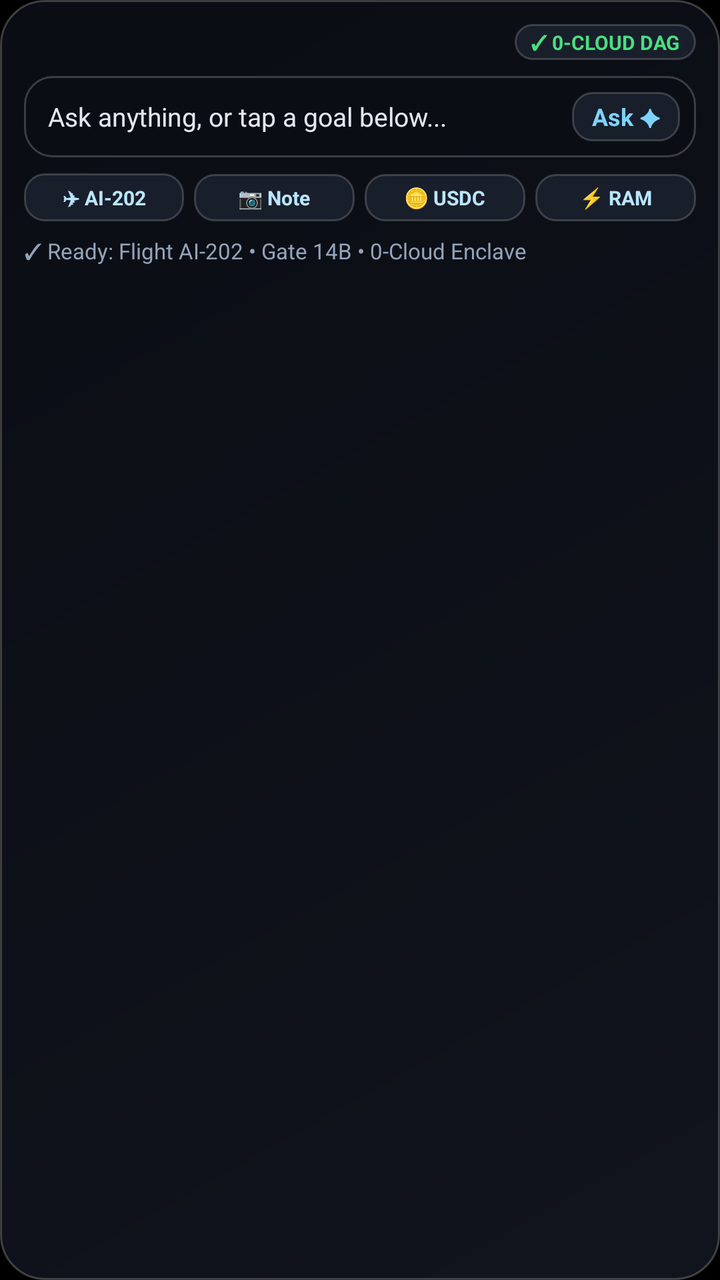
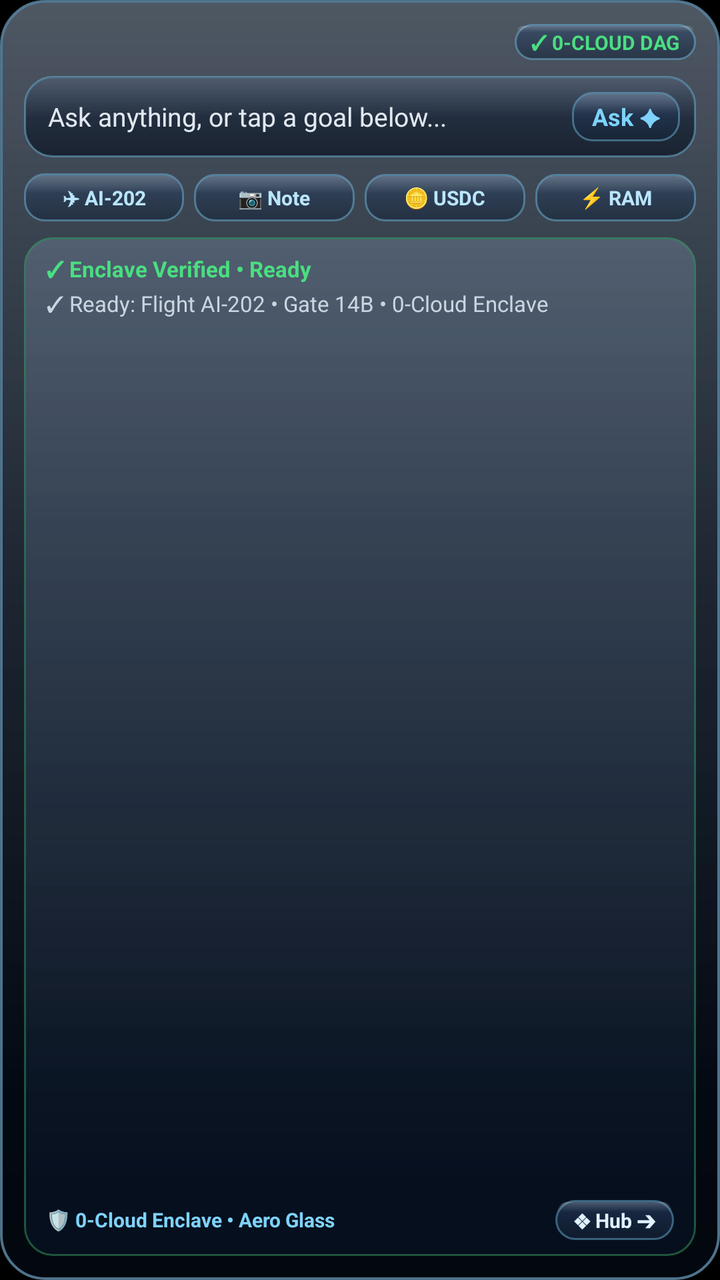

Screens rendered from an Android XML layout before and after an edit, with the pre-edit source and the edit as a unified diff.
<!-- AndroidManifest.xml: application theme android:Theme.NoTitleBar.Fullscreen -->
<!-- res/layout/pravah_intent_widget.xml -->
<?xml version="1.0" encoding="utf-8"?>
<LinearLayout xmlns:android="http://schemas.android.com/apk/res/android"
    android:id="@+id/widget_root_card"
    android:layout_width="match_parent"
    android:layout_height="match_parent"
    android:background="@drawable/bg_intent_widget"
    android:orientation="vertical"
    android:padding="12dp">

    <LinearLayout
        android:layout_width="match_parent"
        android:layout_height="wrap_content"
        android:gravity="right|center_vertical"
        android:orientation="horizontal">

        <TextView
            android:id="@+id/widget_status_badge"
            android:layout_width="wrap_content"
            android:layout_height="wrap_content"
            android:background="@drawable/bg_intent_chip"
            android:paddingLeft="8dp"
            android:paddingTop="2dp"
            android:paddingRight="8dp"
            android:paddingBottom="2dp"
            android:text="✓ 0-CLOUD DAG"
            android:textColor="#4ADE80"
            android:textSize="10sp"
            android:textStyle="bold" />
    </LinearLayout>

    <LinearLayout
        android:id="@+id/widget_prompt_bar"
        android:layout_width="match_parent"
        android:layout_height="wrap_content"
        android:layout_marginTop="8dp"
        android:background="@drawable/bg_intent_bar"
        android:gravity="center_vertical"
        android:orientation="horizontal"
        android:paddingLeft="12dp"
        android:paddingTop="8dp"
        android:paddingRight="8dp"
        android:paddingBottom="8dp">

        <TextView
            android:id="@+id/widget_prompt_text"
            android:layout_width="0dp"
            android:layout_height="wrap_content"
            android:layout_weight="1"
            android:ellipsize="end"
            android:singleLine="true"
            android:text="Ask anything, or tap a goal below..."
            android:textColor="#E2E8F0"
            android:textSize="13sp" />

        <TextView
            android:id="@+id/widget_btn_ask"
            android:layout_width="wrap_content"
            android:layout_height="wrap_content"
            android:layout_marginLeft="8dp"
            android:background="@drawable/bg_intent_chip"
            android:paddingLeft="10dp"
            android:paddingTop="4dp"
            android:paddingRight="10dp"
            android:paddingBottom="4dp"
            android:text="Ask ✦"
            android:textColor="#7DD3FC"
            android:textSize="12sp"
            android:textStyle="bold" />
    </LinearLayout>

    <LinearLayout
        android:layout_width="match_parent"
        android:layout_height="wrap_content"
        android:layout_marginTop="8dp"
        android:orientation="horizontal">

        <TextView
            android:id="@+id/widget_chip_flight"
            android:layout_width="0dp"
            android:layout_height="wrap_content"
            android:layout_weight="1"
            android:background="@drawable/bg_intent_chip"
            android:gravity="center"
            android:paddingTop="5dp"
            android:paddingBottom="5dp"
            android:singleLine="true"
            android:text="✈ AI-202"
            android:textColor="#BAE6FD"
            android:textSize="10sp"
            android:textStyle="bold" />

        <TextView
            android:id="@+id/widget_chip_note"
            android:layout_width="0dp"
            android:layout_height="wrap_content"
            android:layout_marginLeft="5dp"
            android:layout_weight="1"
            android:background="@drawable/bg_intent_chip"
            android:gravity="center"
            android:paddingTop="5dp"
            android:paddingBottom="5dp"
            android:singleLine="true"
            android:text="📷 Note"
            android:textColor="#BAE6FD"
            android:textSize="10sp"
            android:textStyle="bold" />

        <TextView
            android:id="@+id/widget_chip_usdc"
            android:layout_width="0dp"
            android:layout_height="wrap_content"
            android:layout_marginLeft="5dp"
            android:layout_weight="1"
            android:background="@drawable/bg_intent_chip"
            android:gravity="center"
            android:paddingTop="5dp"
            android:paddingBottom="5dp"
            android:singleLine="true"
            android:text="🪙 USDC"
            android:textColor="#BAE6FD"
            android:textSize="10sp"
            android:textStyle="bold" />

        <TextView
            android:id="@+id/widget_chip_ram"
            android:layout_width="0dp"
            android:layout_height="wrap_content"
            android:layout_marginLeft="5dp"
            android:layout_weight="1"
            android:background="@drawable/bg_intent_chip"
            android:gravity="center"
            android:paddingTop="5dp"
            android:paddingBottom="5dp"
            android:singleLine="true"
            android:text="⚡ RAM"
            android:textColor="#BAE6FD"
            android:textSize="10sp"
            android:textStyle="bold" />
    </LinearLayout>

    <TextView
        android:id="@+id/widget_outcome_text"
        android:layout_width="match_parent"
        android:layout_height="wrap_content"
        android:layout_marginTop="7dp"
        android:ellipsize="end"
        android:singleLine="true"
        android:text="✓ Ready: Flight AI-202 • Gate 14B • 0-Cloud Enclave"
        android:textColor="#94A3B8"
        android:textSize="11sp" />

</LinearLayout>
<!-- resources referenced by this layout -->
<resources>
  <!-- drawable bg_intent_bar (drawable) -->
  <?xml version="1.0" encoding="utf-8"?>
  <shape xmlns:android="http://schemas.android.com/apk/res/android" android:shape="rectangle">
      <corners android:radius="14dp" />
      <solid android:color="#D90B0E14" />
      <stroke
          android:width="1dp"
          android:color="#33FFFFFF" />
  </shape>
  <!-- drawable bg_intent_chip (drawable) -->
  <?xml version="1.0" encoding="utf-8"?>
  <shape xmlns:android="http://schemas.android.com/apk/res/android" android:shape="rectangle">
      <corners android:radius="10dp" />
      <solid android:color="#D91C2230" />
      <stroke
          android:width="1dp"
          android:color="#2EFFFFFF" />
  </shape>
  <!-- drawable bg_intent_widget (drawable) -->
  <?xml version="1.0" encoding="utf-8"?>
  <shape xmlns:android="http://schemas.android.com/apk/res/android" android:shape="rectangle">
      <corners android:radius="22dp" />
      <gradient
          android:angle="135"
          android:startColor="#EB12161F"
          android:endColor="#F50A0D14" />
      <stroke
          android:width="1dp"
          android:color="#38FFFFFF" />
  </shape>
</resources>

<!-- the commit's change to res/layout/pravah_intent_widget.xml (unified diff, before → after) -->
@@ -138,15 +138,73 @@
             android:textStyle="bold" />
     </LinearLayout>
 
-    <TextView
-        android:id="@+id/widget_outcome_text"
-        android:layout_width="match_parent"
-        android:layout_height="wrap_content"
-        android:layout_marginTop="7dp"
-        android:ellipsize="end"
-        android:singleLine="true"
-        android:text="✓ Ready: Flight AI-202 • Gate 14B • 0-Cloud Enclave"
-        android:textColor="#94A3B8"
-        android:textSize="11sp" />
+    <LinearLayout
+        android:id="@+id/widget_outcome_box"
+        android:layout_width="match_parent"
+        android:layout_height="0dp"
+        android:layout_marginTop="8dp"
+        android:layout_weight="1"
+        android:background="@drawable/bg_intent_outcome_glass"
+        android:orientation="vertical"
+        android:paddingLeft="11dp"
+        android:paddingTop="8dp"
+        android:paddingRight="11dp"
+        android:paddingBottom="8dp">
+
+        <TextView
+            android:id="@+id/widget_outcome_title"
+            android:layout_width="match_parent"
+            android:layout_height="wrap_content"
+            android:singleLine="true"
+            android:text="✓ Enclave Verified • Ready"
+            android:textColor="#4ADE80"
+            android:textSize="11sp"
+            android:textStyle="bold" />
+
+        <TextView
+            android:id="@+id/widget_outcome_text"
+            android:layout_width="match_parent"
+            android:layout_height="0dp"
+            android:layout_marginTop="2dp"
+            android:layout_weight="1"
+            android:ellipsize="end"
+            android:maxLines="2"
+            android:text="✓ Ready: Flight AI-202 • Gate 14B • 0-Cloud Enclave"
+            android:textColor="#CBD5E1"
+            android:textSize="11sp" />
+
+        <LinearLayout
+            android:layout_width="match_parent"
+            android:layout_height="wrap_content"
+            android:layout_marginTop="4dp"
+            android:gravity="center_vertical"
+            android:orientation="horizontal">
+
+            <TextView
+                android:id="@+id/widget_telemetry_pill"
+                android:layout_width="0dp"
+                android:layout_height="wrap_content"
+                android:layout_weight="1"
+                android:singleLine="true"
+                android:text="🛡️ 0-Cloud Enclave • Aero Glass"
+                android:textColor="#7DD3FC"
+                android:textSize="10sp"
+                android:textStyle="bold" />
+
+            <TextView
+                android:id="@+id/widget_btn_open_metro"
+                android:layout_width="wrap_content"
+                android:layout_height="wrap_content"
+                android:background="@drawable/bg_intent_chip"
+                android:paddingLeft="9dp"
+                android:paddingTop="3dp"
+                android:paddingRight="9dp"
+                android:paddingBottom="3dp"
+                android:text="❖ Hub ➔"
+                android:textColor="#E0F2FE"
+                android:textSize="10sp"
+                android:textStyle="bold" />
+        </LinearLayout>
+    </LinearLayout>
 
 </LinearLayout>
<!-- resource entries referenced after the edit -->
@@ -2,33 +2,107 @@
 <resources>
   <!-- drawable bg_intent_bar (drawable) -->
   <?xml version="1.0" encoding="utf-8"?>
-  <shape xmlns:android="http://schemas.android.com/apk/res/android" android:shape="rectangle">
-      <corners android:radius="14dp" />
-      <solid android:color="#D90B0E14" />
-      <stroke
-          android:width="1dp"
-          android:color="#33FFFFFF" />
-  </shape>
+  <layer-list xmlns:android="http://schemas.android.com/apk/res/android">
+      <item>
+          <shape android:shape="rectangle">
+              <corners android:radius="14dp" />
+              <gradient
+                  android:angle="270"
+                  android:startColor="#8C132744"
+                  android:endColor="#B308111E" />
+              <stroke
+                  android:width="1dp"
+                  android:color="#667DD3FC" />
+          </shape>
+      </item>
+      <item android:left="1dp" android:right="1dp" android:top="1dp" android:bottom="20dp">
+          <shape android:shape="rectangle">
+              <corners android:topLeftRadius="13dp" android:topRightRadius="13dp" />
+              <gradient
+                  android:angle="270"
+                  android:startColor="#2CFFFFFF"
+                  android:endColor="#00FFFFFF" />
+          </shape>
+      </item>
+  </layer-list>
   <!-- drawable bg_intent_chip (drawable) -->
   <?xml version="1.0" encoding="utf-8"?>
-  <shape xmlns:android="http://schemas.android.com/apk/res/android" android:shape="rectangle">
-      <corners android:radius="10dp" />
-      <solid android:color="#D91C2230" />
-      <stroke
-          android:width="1dp"
-          android:color="#2EFFFFFF" />
-  </shape>
+  <layer-list xmlns:android="http://schemas.android.com/apk/res/android">
+      <item>
+          <shape android:shape="rectangle">
+              <corners android:radius="10dp" />
+              <gradient
+                  android:angle="270"
+                  android:startColor="#802B4870"
+                  android:endColor="#99142236" />
+              <stroke
+                  android:width="1dp"
+                  android:color="#667DD3FC" />
+          </shape>
+      </item>
+      <item android:left="1dp" android:right="1dp" android:top="1dp" android:bottom="14dp">
+          <shape android:shape="rectangle">
+              <corners android:topLeftRadius="9dp" android:topRightRadius="9dp" />
+              <gradient
+                  android:angle="270"
+                  android:startColor="#38FFFFFF"
+                  android:endColor="#00FFFFFF" />
+          </shape>
+      </item>
+  </layer-list>
+  <!-- drawable bg_intent_outcome_glass (drawable) -->
+  <?xml version="1.0" encoding="utf-8"?>
+  <layer-list xmlns:android="http://schemas.android.com/apk/res/android">
+      <item>
+          <shape android:shape="rectangle">
+              <corners android:radius="14dp" />
+              <gradient
+                  android:angle="170"
+                  android:startColor="#66122E50"
+                  android:endColor="#99061224" />
+              <stroke
+                  android:width="1dp"
+                  android:color="#594ADE80" />
+          </shape>
+      </item>
+      <item android:left="1dp" android:right="1dp" android:top="1dp" android:bottom="36dp">
+          <shape android:shape="rectangle">
+              <corners android:topLeftRadius="13dp" android:topRightRadius="13dp" />
+              <gradient
+                  android:angle="270"
+                  android:startColor="#2EFFFFFF"
+                  android:endColor="#00FFFFFF" />
+          </shape>
+      </item>
+  </layer-list>
   <!-- drawable bg_intent_widget (drawable) -->
   <?xml version="1.0" encoding="utf-8"?>
-  <shape xmlns:android="http://schemas.android.com/apk/res/android" android:shape="rectangle">
-      <corners android:radius="22dp" />
-      <gradient
-          android:angle="135"
-          android:startColor="#EB12161F"
-          android:endColor="#F50A0D14" />
-      <stroke
-          android:width="1dp"
-          android:color="#38FFFFFF" />
-  </shape>
+  <layer-list xmlns:android="http://schemas.android.com/apk/res/android">
+      
+      <item>
+          <shape android:shape="rectangle">
+              <corners android:radius="22dp" />
+              <gradient
+                  android:angle="165"
+                  android:startColor="#8C0D2644"
+                  android:centerColor="#A007162B"
+                  android:endColor="#B8040A14" />
+              <stroke
+                  android:width="1.2dp"
+                  android:color="#8893D5FF" />
+          </shape>
+      </item>
+      
+      <item android:left="1.5dp" android:right="1.5dp" android:top="1.5dp" android:bottom="90dp">
+          <shape android:shape="rectangle">
+              <corners android:topLeftRadius="21dp" android:topRightRadius="21dp" android:bottomLeftRadius="8dp" android:bottomRightRadius="8dp" />
+              <gradient
+                  android:angle="270"
+                  android:startColor="#48FFFFFF"
+                  android:centerColor="#1AFFFFFF"
+                  android:endColor="#00FFFFFF" />
+          </shape>
+      </item>
+  </layer-list>
 </resources>
 
